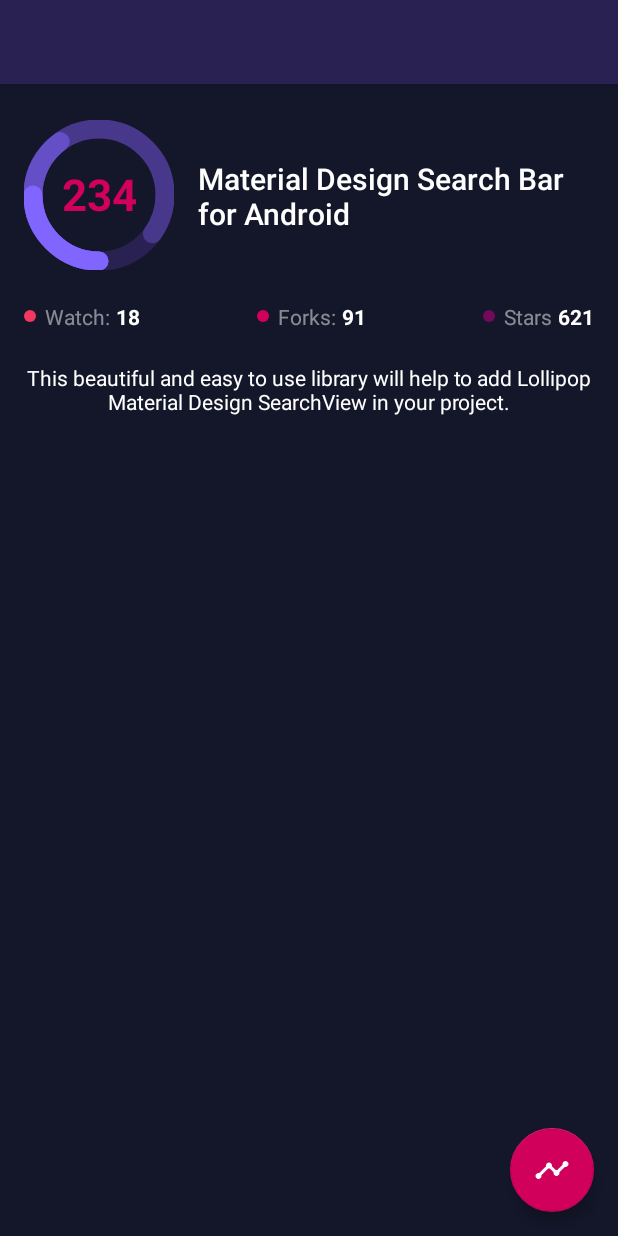
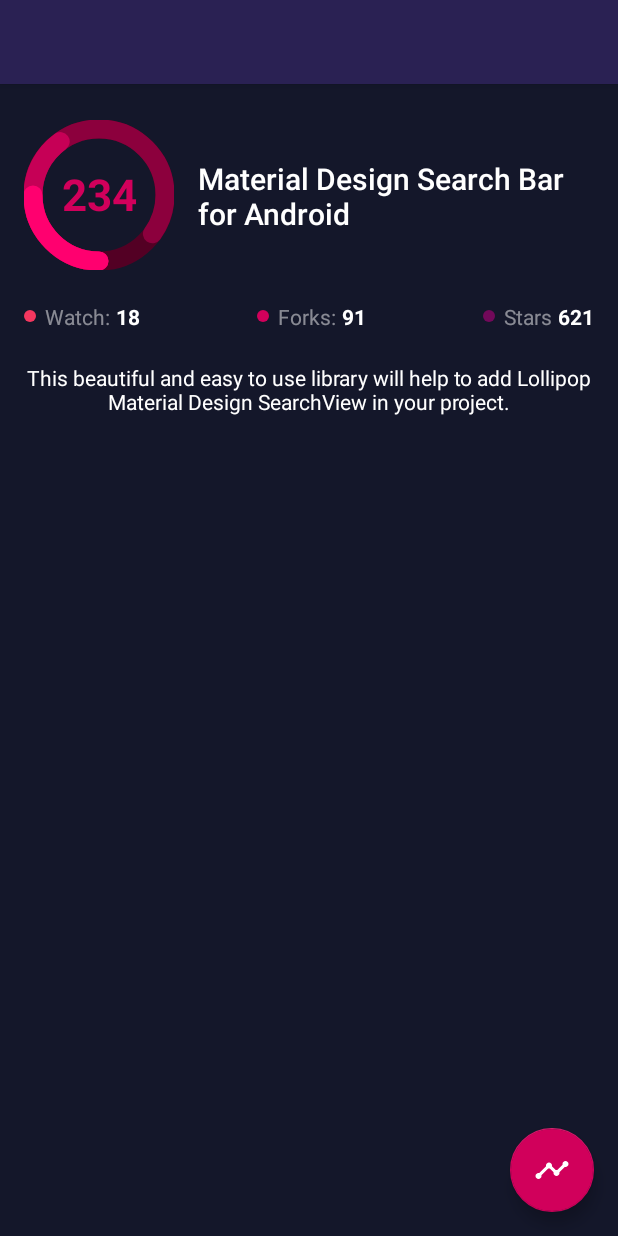
Before and after one commit to mancj/SlimChart, an Android app: the screen it shows after launch (MainActivity), on a phone screen of 412 x 824 dp. Run offline under Robolectric (Android 15) with nearby library versions, the phone set to English and light mode, and no system bars; 1 statement that could not run was skipped.

Commit message:
no message

```diff
--- a/SlimChart/app/src/main/java/com/mancj/example/MainActivity.java
+++ b/SlimChart/app/src/main/java/com/mancj/example/MainActivity.java
@@ -43,7 +43,7 @@ public class MainActivity extends AppCompatActivity {
         slimChart.setStartAnimationDuration(2000);
 
         //Set single color - other colors will be generated automatically
-        slimChart.setColor(ContextCompat.getColor(this, R.color.colorPrimary));
+//        slimChart.setColor(ContextCompat.getColor(this, R.color.colorPrimary));
 
         slimChart.setStrokeWidth(13);
         slimChart.setText("234");
```
